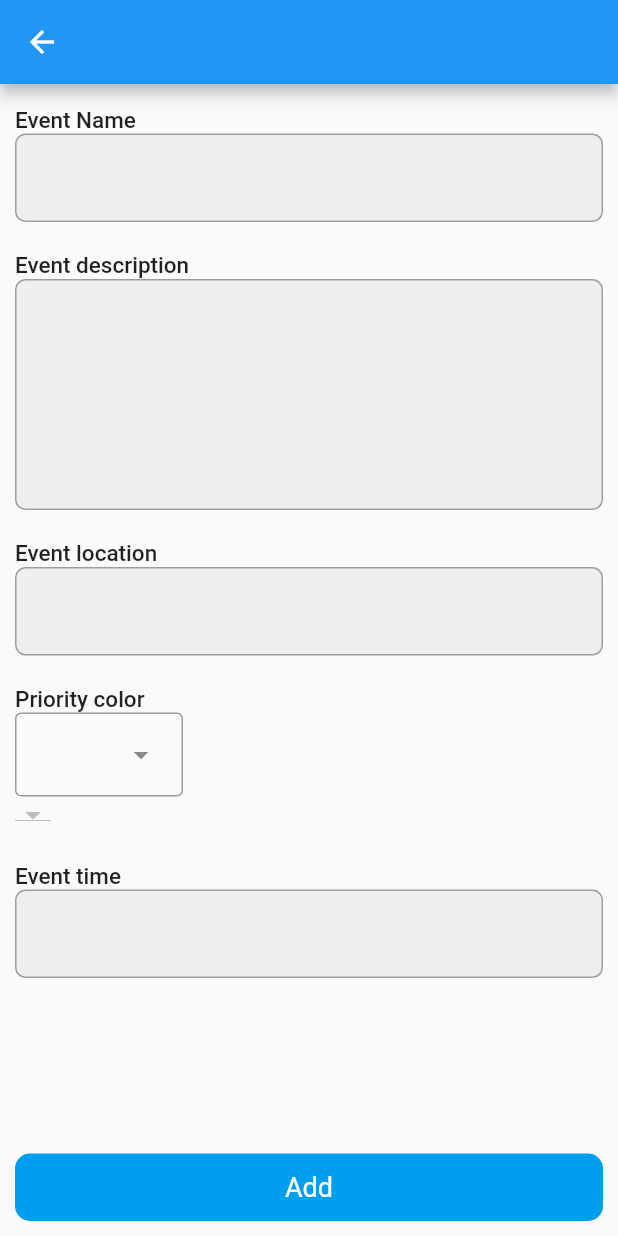
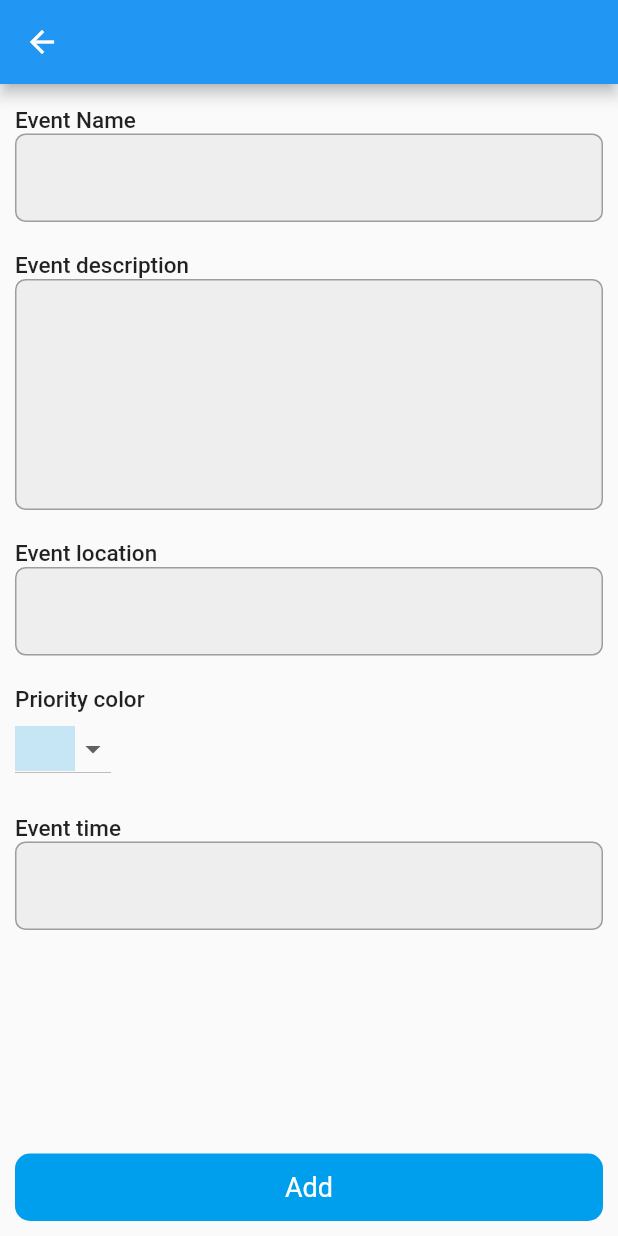
Before and after one commit to whStalker/todo_task, a Flutter app: the EventAddScren screen opened by its route, on a phone screen of 412 x 824 dp. Run offline on Flutter 3.47's test engine with Material 2 defaults, Android fonts, the phone set to English and light mode, and no system bars; our stand-ins replace font_awesome_flutter, sqflite; accounts and stored records are empty.

Commit message:
added priority color selector

```diff
--- a/lib/models/todo_model.dart
+++ b/lib/models/todo_model.dart
@@ -3,14 +3,16 @@ class TodoModel {
   String eventName;
   String eventDescription;
   String eventLocation;
-  String priorityColor;
+  int priorityTaskColor;
+  int prioritySecondColor;
   String eventTime;
 
   TodoModel({
     this.id,
     required this.eventName,
     required this.eventDescription,
-    required this.priorityColor,
+    required this.priorityTaskColor,
+    required this.prioritySecondColor,
     required this.eventTime,
     required this.eventLocation,
   });
@@ -20,7 +22,8 @@ class TodoModel {
         eventName: map['eventName'] ?? '',
         eventDescription: map['eventDescription'] ?? '',
         eventLocation: map['eventLocation'] ?? '',
-        priorityColor: map['priorityColor'] ?? '',
+        priorityTaskColor: map['priorityTaskColor'] ?? 0,
+        prioritySecondColor: map['prioritySecondColor'] ?? 0,
         eventTime: map['eventTime'] ?? '',
       );
 
@@ -29,7 +32,8 @@ class TodoModel {
         'eventName': eventName,
         'eventDescription': eventDescription,
         'eventLocation': eventLocation,
-        'priorityColor': priorityColor,
+        'priorityTaskColor': priorityTaskColor,
+        'prioritySecondColor': prioritySecondColor,
         'eventTime': eventTime,
       };
 }
--- a/lib/screens/event_add_screen.dart
+++ b/lib/screens/event_add_screen.dart
@@ -9,11 +9,39 @@ class EventAddScren extends StatefulWidget {
   State<EventAddScren> createState() => _EventAddScrenState();
 }
 
+List<int> priorityColorList = [
+  0xFFC6E6F6, // low priority color - blue
+  0xFFF6E3C6, // medium priority color  - yellow
+  0xFFF6CFC6, // high priority color  - red
+];
+
+List<int> secondColorValue = [
+  0xFF009FEE, // low priority color
+  0xFFEE8F00, // medium priority color
+  0xFFEE2B00, // high priority color
+];
+
+// List<Color> priorityColorList = [
+//   const Color(0xFFC6E6F6),
+//   const Color(0xFFF6CFC6),
+//   const Color(0xFFF6E3C6),
+// ];
+
+int dropdownValueColor = priorityColorList.first;
+
 class _EventAddScrenState extends State<EventAddScren> {
   TextEditingController eventNameController = TextEditingController();
   TextEditingController eventDescriptionController = TextEditingController();
   TextEditingController eventLocationController = TextEditingController();
   TextEditingController eventTimeController = TextEditingController();
+
+  int selectedColorIndex = 0;
+
+  void changeColor(color) {
+    setState(() {
+      selectedColorIndex = priorityColorList.indexOf(color);
+    });
+  }
 
   @override
   Widget build(BuildContext context) {
@@ -102,6 +130,7 @@ class _EventAddScrenState extends State<EventAddScren> {
               const SizedBox(height: 20),
 
               // Event priority color enter
+
               const Text(
                 'Priority color',
                 style: TextStyle(
@@ -109,10 +138,33 @@ class _EventAddScrenState extends State<EventAddScren> {
                   fontWeight: FontWeight.w500,
                 ),
               ),
-              DropdownMenu(
-                dropdownMenuEntries: [],
+
+              DropdownButton<int>(
+                value: priorityColorList[selectedColorIndex],
+                onChanged: (colorValue) {
+                  changeColor(colorValue);
+
+                  debugPrint('index: ${selectedColorIndex}');
+
+                  // setState(() {
+                  //   dropdownValueColor = colorValue!;
+
+                  //   debugPrint('color is : ${colorValue}');
+                  // });
+                },
+                items: priorityColorList.map<DropdownMenuItem<int>>(
+                  (value) {
+                    return DropdownMenuItem<int>(
+                      value: value,
+                      child: Container(
+                        height: 30,
+                        width: 40,
+                        color: Color(value),
+                      ),
+                    );
+                  },
+                ).toList(),
               ),
-              DropdownButton(items: [], onChanged: (_) {}),
               const SizedBox(height: 20),
 
               // Event time enter area
@@ -150,7 +202,8 @@ class _EventAddScrenState extends State<EventAddScren> {
               TodoModel(
                 eventName: eventNameController.text,
                 eventDescription: eventDescriptionController.text,
-                priorityColor: 'color',
+                priorityTaskColor: priorityColorList[selectedColorIndex],
+                prioritySecondColor: secondColorValue[selectedColorIndex],
                 eventTime: eventTimeController.text,
                 eventLocation: eventLocationController.text,
               ),
--- a/lib/widgets/calendar_widget.dart
+++ b/lib/widgets/calendar_widget.dart
@@ -42,7 +42,6 @@ class _CalendarWidgetState extends State<CalendarWidget> {
             ),
             itemBuilder: (contex, index) {
               return Container(
-                // color: Colors.grey,
                 child: Center(
                   child: Text(DateFormat('E')
                       .format(getDaysInMonth(dateTime)[index])
```
Also changed, not shown: lib/screens/event_info_screen.dart (+4 -4 lines), lib/services/db_service.dart (+0 -7 lines), lib/services/todo_db.dart (+13 -10 lines), lib/widgets/todo_list_widget.dart (+18 -14 lines).
